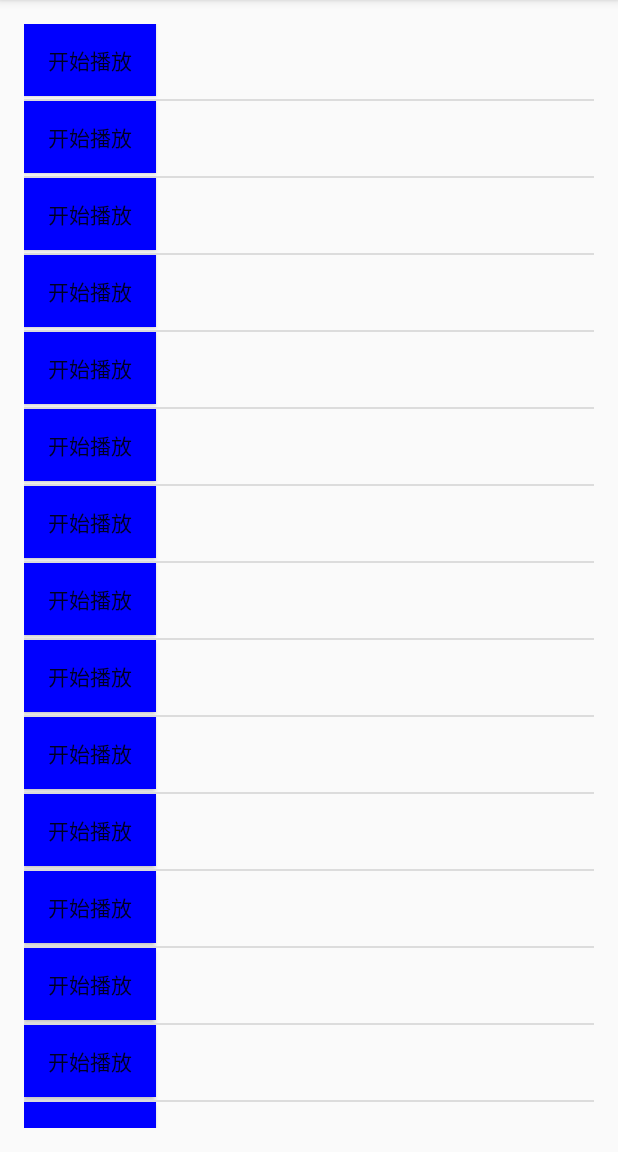
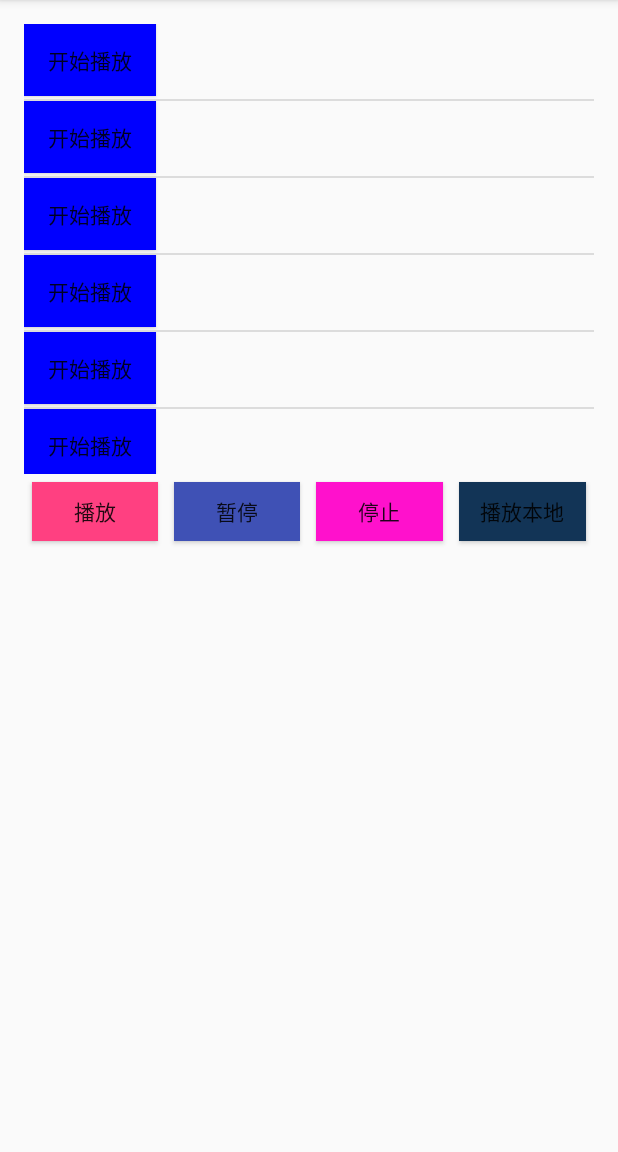
Before and after one commit to ThemeLove/AndroidLearn, an Android app: the screen it shows after launch (MainActivity), on a phone screen of 412 x 824 dp, the part 84-1236 px from its top. Run offline under Robolectric (Android 15) with nearby library versions, the phone set to English and light mode, and no system bars.

Commit message:
修改了demo

```diff
--- a/AndroidLearn/src/main/AndroidManifest.xml
+++ b/AndroidLearn/src/main/AndroidManifest.xml
@@ -1,7 +1,7 @@
 <?xml version="1.0" encoding="utf-8"?>
 <manifest xmlns:android="http://schemas.android.com/apk/res/android"
     package="com.themelove.androidlearn">
-
+    <uses-permission android:name="android.permission.INTERNET"/>
     <application android:allowBackup="true" android:icon="@mipmap/ic_launcher"
         android:label="@string/app_name" android:supportsRtl="true" android:theme="@style/AppTheme">
         <activity android:name=".MainActivity">
--- a/AndroidLearn/src/main/java/com/themelove/androidlearn/MainActivity.java
+++ b/AndroidLearn/src/main/java/com/themelove/androidlearn/MainActivity.java
@@ -1,17 +1,24 @@
 package com.themelove.androidlearn;
 
+import android.media.AudioManager;
+import android.media.MediaPlayer;
 import android.support.v7.app.AppCompatActivity;
 import android.os.Bundle;
 import android.view.View;
+import android.widget.Button;
 import android.widget.ListView;
 
+import java.io.IOException;
 import java.util.ArrayList;
 import java.util.List;
 
 public class MainActivity extends AppCompatActivity {
 
     private List<VoiceBean> mVoiceBeanList;
+
     private String url="http://cuotiben-mp3.qiniudn.com/XYA07491.mp3";
+    Button play,pause,stop;
+    MediaPlayer player;
 
     @Override
     protected void onCreate(Bundle savedInstanceState) {
@@ -28,6 +35,45 @@ public class MainActivity extends AppCompatActivity {
         for (int i=0;i<=20;i++){
             mVoiceBeanList.add(new VoiceBean(url,VoiceState.noStart));
         }
+
+         player = new MediaPlayer();
+         player.setOnPreparedListener(new MediaPlayer.OnPreparedListener() {
+             @Override
+             public void onPrepared(MediaPlayer mp) {
+                player.start();
+             }
+         });
+
+        player.setOnCompletionListener(new MediaPlayer.OnCompletionListener() {
+            @Override
+            public void onCompletion(MediaPlayer mp) {
+
+            }
+        });
+
+        player.setOnBufferingUpdateListener(new MediaPlayer.OnBufferingUpdateListener() {
+            @Override
+            public void onBufferingUpdate(MediaPlayer mp, int percent) {
+
+            }
+        });
+
+        player.setOnErrorListener(new MediaPlayer.OnErrorListener() {
+            @Override
+            public boolean onError(MediaPlayer mp, int what, int extra) {
+
+                return false;
+            }
+        });
+        try {
+            player.setAudioStreamType(AudioManager.STREAM_MUSIC);
+            player.setDataSource(url);
+            player.prepareAsync();
+//            player.prepare();
+
+        } catch (IOException e) {
+            e.printStackTrace();
+        }
     }
 
     private void initView() {
@@ -38,29 +84,56 @@ public class MainActivity extends AppCompatActivity {
             public void onClickListener(int position) {
 
 //              重新构造数据
-                for (int i=0;i<mVoiceBeanList.size();i++){
+                for (int i = 0; i < mVoiceBeanList.size(); i++) {
                     VoiceBean voiceBean = mVoiceBeanList.get(i);
                     VoiceState voiceState = voiceBean.getVoiceState();
-                    if (i==position){
-                        if (voiceState==VoiceState.noStart){
+                    if (i == position) {
+                        if (voiceState == VoiceState.noStart) {
                             voiceBean.setVoiceState(VoiceState.running);
-                        }else if(voiceState==VoiceState.running){
+                        } else if (voiceState == VoiceState.running) {
                             voiceBean.setVoiceState(VoiceState.pause);
-                        }else if(voiceState==VoiceState.pause){
+                        } else if (voiceState == VoiceState.pause) {
                             voiceBean.setVoiceState(VoiceState.continuePlay);
-                        }else if(voiceState==VoiceState.continuePlay){
+                        } else if (voiceState == VoiceState.continuePlay) {
                             voiceBean.setVoiceState(VoiceState.pause);
                         }
-                    }else{
+                    } else {
                         voiceBean.setVoiceState(VoiceState.noStart);
                     }
                 }
 
-            voiceAdapter.setDataAndRefresh(mVoiceBeanList);
+                voiceAdapter.setDataAndRefresh(mVoiceBeanList);
 
             }
         });
         lv.setAdapter(voiceAdapter);
+
+
+        //三个测试按钮
+         play = (Button) findViewById(R.id.play);
+         pause = (Button) findViewById(R.id.pause);
+         stop = (Button) findViewById(R.id.stop);
+
+        play.setOnClickListener(new View.OnClickListener() {
+            @Override
+            public void onClick(View v) {
+                player.start();
+            }
+        });
+
+        pause.setOnClickListener(new View.OnClickListener() {
+            @Override
+            public void onClick(View v) {
+                player.pause();
+            }
+        });
+
+        stop.setOnClickListener(new View.OnClickListener() {
+            @Override
+            public void onClick(View v) {
+                player.stop();
+            }
+        });
+
     }
-
 }
--- a/AndroidLearn/src/main/res/layout/activity_main.xml
+++ b/AndroidLearn/src/main/res/layout/activity_main.xml
@@ -1,14 +1,53 @@
 <?xml version="1.0" encoding="utf-8"?>
-<RelativeLayout xmlns:android="http://schemas.android.com/apk/res/android"
+<LinearLayout xmlns:android="http://schemas.android.com/apk/res/android"
     xmlns:tools="http://schemas.android.com/tools" android:id="@+id/activity_main"
     android:layout_width="match_parent" android:layout_height="match_parent"
     android:paddingBottom="@dimen/activity_vertical_margin"
     android:paddingLeft="@dimen/activity_horizontal_margin"
     android:paddingRight="@dimen/activity_horizontal_margin"
     android:paddingTop="@dimen/activity_vertical_margin"
+    android:orientation="vertical"
     tools:context="com.themelove.androidlearn.MainActivity">
 <ListView
     android:layout_width="match_parent"
-    android:layout_height="match_parent"
+    android:layout_height="300dp"
     android:id="@+id/lv"></ListView>
-</RelativeLayout>
+    <LinearLayout
+        android:layout_width="match_parent"
+        android:layout_height="50dp"
+        android:orientation="horizontal">
+        <Button
+        android:layout_margin="5dp"
+        android:id="@+id/play"
+        android:layout_width="0dp"
+        android:layout_weight="1"
+        android:text="播放"
+        android:background="@color/colorAccent"
+        android:layout_height="match_parent" />
+        <Button
+            android:layout_margin="5dp"
+            android:id="@+id/pause"
+            android:layout_width="0dp"
+            android:background="@color/colorPrimary"
+            android:layout_weight="1"
+            android:text="暂停"
+            android:layout_height="match_parent" />
+        <Button
+            android:background="#ff11cc"
+            android:layout_margin="5dp"
+            android:id="@+id/stop"
+            android:text="停止"
+            android:layout_width="0dp"
+            android:layout_weight="1"
+            android:layout_height="match_parent" />
+
+        <Button
+            android:layout_margin="5dp"
+            android:id="@+id/play_local"
+            android:layout_width="0dp"
+            android:layout_weight="1"
+            android:text="播放本地"
+            android:background="#123456"
+            android:layout_height="match_parent" />
+    </LinearLayout>
+</LinearLayout>
--- a/build.gradle
+++ b/build.gradle
@@ -6,6 +6,7 @@ buildscript {
     }
     dependencies {
         classpath 'com.android.tools.build:gradle:2.2.3'
+
 
         // NOTE: Do not place your application dependencies here; they belong
         // in the individual module build.gradle files
```
